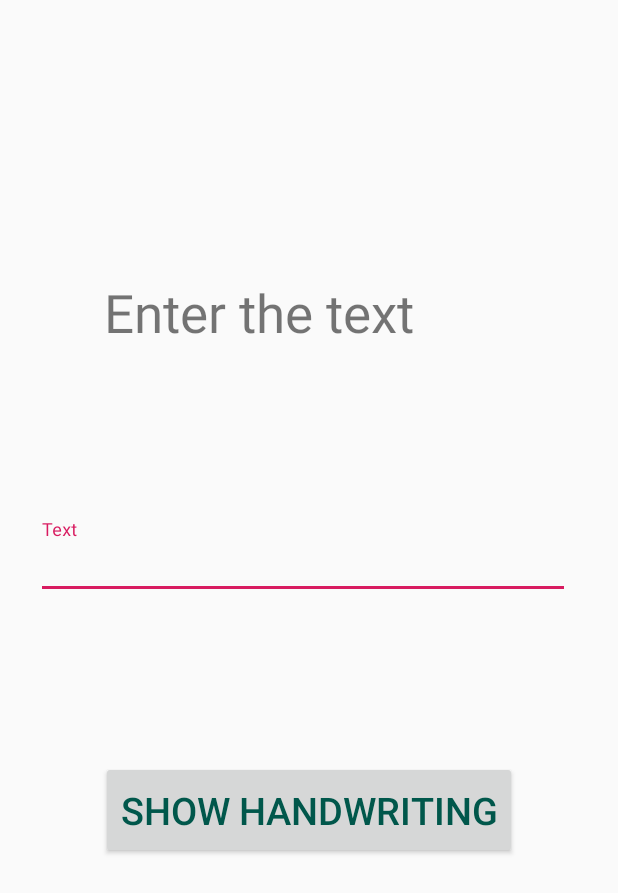
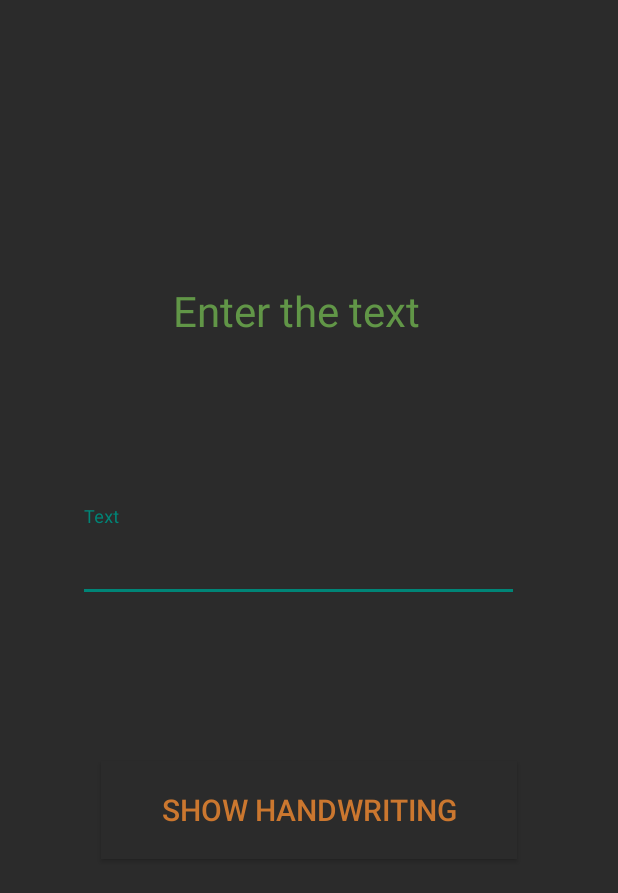
Before and after one commit to vishwa5854/AppForHandwriting, an Android app: the layout activity_main.xml on its own in the app's theme, with its tools: preview values and no code run, on a phone screen of 412 x 824 dp. Shown: the top 893 px of the screen. Run offline under Robolectric (Android 15) with nearby library versions, the phone set to English and light mode, and no system bars.

Commit message:
UI changes done

```diff
--- a/app/src/main/java/com/example/multipleactivities/Activity2.java
+++ b/app/src/main/java/com/example/multipleactivities/Activity2.java
@@ -68,12 +68,12 @@ public class Activity2 extends AppCompatActivity {
             if(count == 0){
                 Data.CAPITAL_LETTERS = imageData;
                 System.out.println(Data.CAPITAL_LETTERS[0][9]);
-                message.setText("Now Choose the small letters");
+                message.setText("Choose the small letters");
             }
             if(count == 1){
                 Data.SMALL_LETTERS = imageData;
                 System.out.println(Data.SMALL_LETTERS[0][9]);
-                message.setText("Now choose the numbers file");
+                message.setText("Choose the numbers file");
             }
             if(count == 2){
                 Data.NUMBERS = imageData;
--- a/app/src/main/res/layout/activity_3.xml
+++ b/app/src/main/res/layout/activity_3.xml
@@ -4,7 +4,8 @@
     xmlns:tools="http://schemas.android.com/tools"
     android:layout_width="match_parent"
     android:layout_height="match_parent"
-    tools:context=".Activity3">
+    tools:context=".Activity3"
+    android:background="#2B2B2B">
 
     <ImageView
         android:id="@+id/showOp"
--- a/app/src/main/res/layout/activity_main.xml
+++ b/app/src/main/res/layout/activity_main.xml
@@ -4,53 +4,58 @@
     xmlns:tools="http://schemas.android.com/tools"
     android:layout_width="match_parent"
     android:layout_height="match_parent"
-    tools:context=".MainActivity">
+    tools:context=".MainActivity"
+    android:background="#2B2B2B"
+    >
 
     <TextView
         android:id="@+id/textView2"
-        android:layout_width="275dp"
-        android:layout_height="60dp"
+        android:layout_width="255dp"
+        android:layout_height="44dp"
         android:text="@string/enter_the_text"
-        android:textSize="35sp"
+        android:textColor="#619647"
+        android:textSize="28sp"
         app:layout_constraintBottom_toBottomOf="parent"
-        app:layout_constraintHorizontal_bias="0.507"
+        app:layout_constraintHorizontal_bias="0.737"
         app:layout_constraintLeft_toLeftOf="parent"
         app:layout_constraintRight_toRightOf="parent"
         app:layout_constraintTop_toTopOf="parent"
-        app:layout_constraintVertical_bias="0.242" />
+        app:layout_constraintVertical_bias="0.241" />
 
     <Button
         android:id="@+id/press"
         android:layout_width="277dp"
         android:layout_height="65dp"
         android:text="@string/show_handwriting"
-        android:textColor="@color/colorPrimaryDark"
-        android:textSize="25sp"
+        android:background="#2B2B2B"
+        android:textColor="#CB772F"
+        android:textSize="20sp"
         app:layout_constraintBottom_toBottomOf="parent"
         app:layout_constraintEnd_toEndOf="parent"
         app:layout_constraintHorizontal_bias="0.498"
         app:layout_constraintStart_toStartOf="parent"
         app:layout_constraintTop_toTopOf="parent"
-        app:layout_constraintVertical_bias="0.669" />
+        app:layout_constraintVertical_bias="0.669"
+        tools:ignore="PrivateResource" />
 
     <com.google.android.material.textfield.TextInputLayout
         android:id="@+id/input_text"
-        android:layout_width="356dp"
-        android:layout_height="53dp"
-        android:layout_marginStart="24dp"
-        android:layout_marginLeft="24dp"
+        android:layout_width="294dp"
+        android:layout_height="68dp"
+        android:layout_marginStart="52dp"
+        android:layout_marginLeft="52dp"
+        android:textColorHint="#9876AA"
         app:layout_constraintBottom_toTopOf="@+id/press"
         app:layout_constraintStart_toStartOf="parent"
         app:layout_constraintTop_toBottomOf="@+id/textView2"
-        app:layout_constraintVertical_bias="0.485">
+        app:layout_constraintVertical_bias="0.508">
 
         <com.google.android.material.textfield.TextInputEditText
             android:layout_width="match_parent"
-            android:layout_height="wrap_content"
+            android:layout_height="53dp"
             android:hint="@string/text"
-            android:textColor="@color/colorPrimaryDark"
-            android:textSize="25sp"
-            />
+            android:textColor="#9876AA"
+            android:textSize="25sp" />
     </com.google.android.material.textfield.TextInputLayout>
 
 
--- a/app/src/main/res/values/styles.xml
+++ b/app/src/main/res/values/styles.xml
@@ -1,11 +1,8 @@
 <resources>
 
     <!-- Base application theme. -->
-    <style name="AppTheme" parent="Theme.AppCompat.Light.DarkActionBar">
+    <style name="AppTheme" parent="Theme.AppCompat.Light.NoActionBar">
         <!-- Customize your theme here. -->
-        <item name="colorPrimary">@color/colorPrimary</item>
-        <item name="colorPrimaryDark">@color/colorPrimaryDark</item>
-        <item name="colorAccent">@color/colorAccent</item>
     </style>
 
 </resources>
```
Also changed, not shown: app/src/main/java/com/example/multipleactivities/MainActivity.java (+4 -4 lines), app/src/main/res/layout/activity_2.xml (+13 -10 lines).
